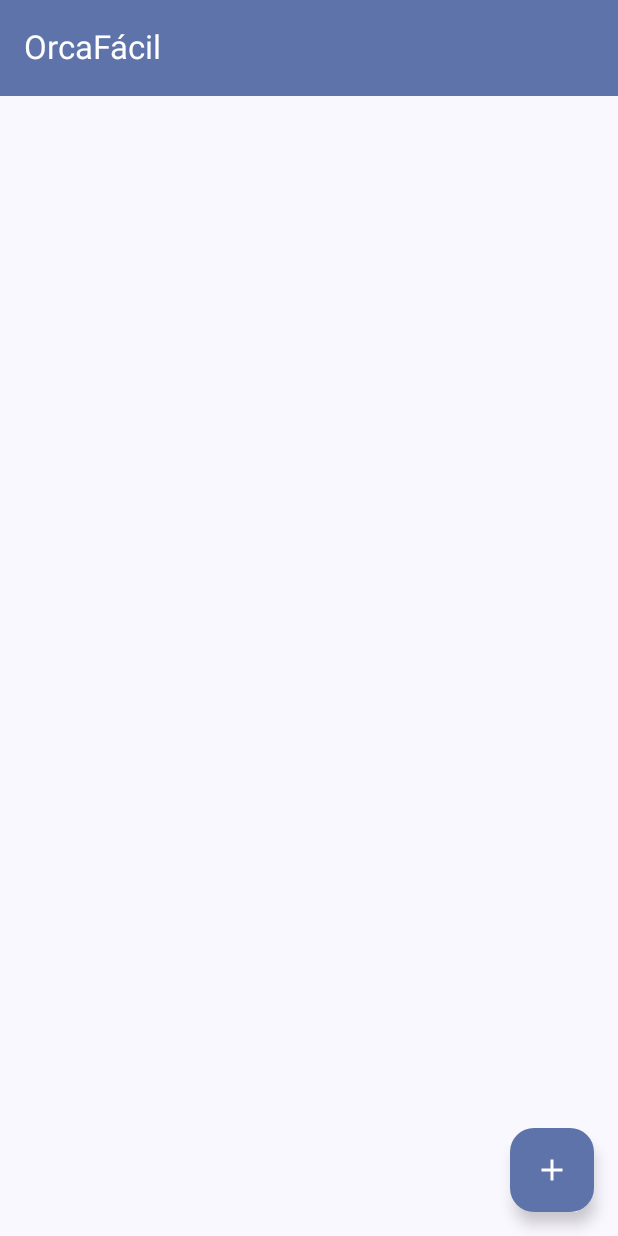
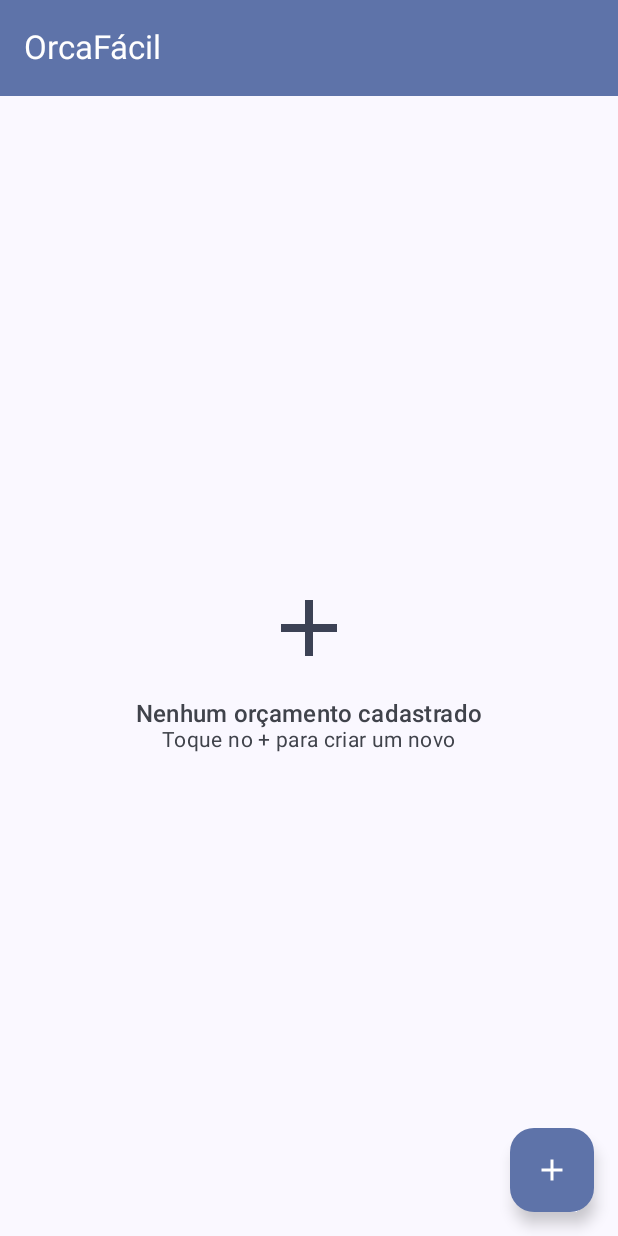
Before and after one commit to pwlimaverde/orca-facil-app, an Android app built with Jetpack Compose: the screen it shows after launch (MainActivity), on a phone screen of 412 x 824 dp. Run offline under Robolectric (Android 15) with nearby library versions, the phone set to English and light mode, and no system bars; our stand-ins replace Dagger/Hilt's generated code, Room's generated code.

```diff
--- a/app/src/main/java/com/pwlimaverde/orcafacilapp/ui/screen/HomeScreen.kt
+++ b/app/src/main/java/com/pwlimaverde/orcafacilapp/ui/screen/HomeScreen.kt
@@ -6,6 +6,7 @@ import androidx.compose.foundation.layout.fillMaxSize
 import androidx.compose.foundation.layout.fillMaxWidth
 import androidx.compose.foundation.layout.height
 import androidx.compose.foundation.layout.padding
+import androidx.compose.foundation.layout.size
 import androidx.compose.foundation.lazy.LazyColumn
 import androidx.compose.foundation.lazy.items
 import androidx.compose.material.icons.Icons
@@ -60,6 +61,33 @@ fun HomeScreen(
             }
         }
     ) { paddingValues ->
+            if (budgets.isEmpty()) {
+                Column(
+                    modifier = Modifier
+                        .fillMaxSize()
+                        .padding(paddingValues),
+                    verticalArrangement = androidx.compose.foundation.layout.Arrangement.Center,
+                    horizontalAlignment = androidx.compose.ui.Alignment.CenterHorizontally
+                ) {
+                    Icon(
+                        imageVector = Icons.Default.Add,
+                        contentDescription = null,
+                        modifier = Modifier.size(64.dp),
+                        tint = MaterialTheme.colorScheme.secondary
+                    )
+                    Spacer(modifier = Modifier.height(16.dp))
+                    Text(
+                        text = "Nenhum orçamento cadastrado",
+                        style = MaterialTheme.typography.titleMedium,
+                        color = MaterialTheme.colorScheme.onSurfaceVariant
+                    )
+                    Text(
+                        text = "Toque no + para criar um novo",
+                        style = MaterialTheme.typography.bodyMedium,
+                        color = MaterialTheme.colorScheme.onSurfaceVariant
+                    )
+                }
+            } else {
                 LazyColumn(
                     modifier = Modifier
                         .fillMaxSize()
@@ -72,6 +100,7 @@ fun HomeScreen(
                             onClick = { navController.navigate(Screen.BudgetDetail.createRoute(budget.id)) },
                             onDeleteClick = { viewModel.deleteBudget(budget) }
                         )
+                    }
                 }
             }
 
```
Also changed, not shown: app/src/main/java/com/pwlimaverde/orcafacilapp/ui/screen/BudgetDetailScreen.kt (+21 -0 lines), app/src/main/java/com/pwlimaverde/orcafacilapp/ui/viewmodel/BudgetDetailViewModel.kt (+16 -0 lines), app/src/main/java/com/pwlimaverde/orcafacilapp/ui/viewmodel/HomeViewModel.kt (+8 -0 lines). Lines whose indentation alone changed are shown as unchanged.
